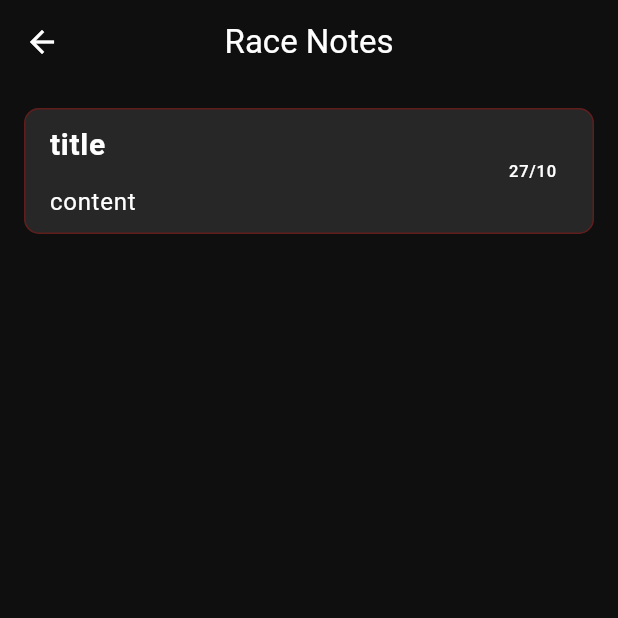
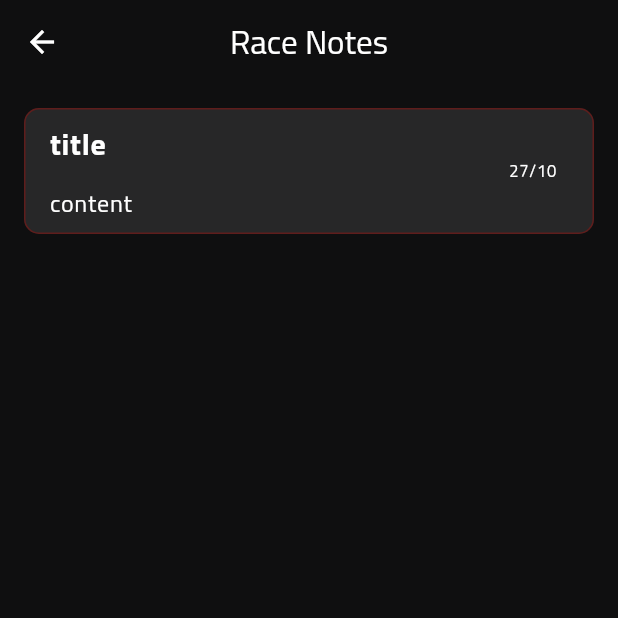
Before and after one commit to Mary-Eqdaih/Formula-1-Flutter, a Flutter app: the Notes screen opened by its route, on a phone screen of 412 x 824 dp, the top half of it. Run offline on Flutter 3.47's test engine with Material 3 defaults, Android fonts, the phone set to English and light mode, and no system bars; our stand-ins replace flutter_svg, shared_preferences; accounts and stored records are empty.

```diff
--- a/lib/f1/presentation/screens/notes/notes.dart
+++ b/lib/f1/presentation/screens/notes/notes.dart
@@ -29,7 +29,7 @@ class _NotesState extends State<Notes> {
       backgroundColor: darkBg,
       appBar: AppBar(
         backgroundColor: darkBg,
-        title: const Text('Race Notes', style: TextStyle(color: Colors.white)),
+        title: const Text('Race Notes', style: TextStyle(color: Colors.white,fontFamily: "TitilliumWeb")),
         centerTitle: true,
         iconTheme: const IconThemeData(color: Colors.white),
       ),
--- a/lib/f1/presentation/screens/teams/teams_details.dart
+++ b/lib/f1/presentation/screens/teams/teams_details.dart
@@ -4,6 +4,8 @@ class TeamDetails extends StatelessWidget {
 
   @override
   Widget build(BuildContext context) {
-    return const Placeholder();
+    return Scaffold(
+      appBar: AppBar(title: Text("Team Details"),),
+    );
   }
 }
--- a/lib/f1/presentation/widgets/notes_widget.dart
+++ b/lib/f1/presentation/widgets/notes_widget.dart
@@ -56,16 +56,17 @@ class NotesWidget extends StatelessWidget {
                   color: Colors.white,
                   fontWeight: FontWeight.bold,
                   fontSize: 20,
+                  fontFamily: "TitilliumWeb"
                 ),
               ),
               SizedBox(height: 12),
               Text(
                 model.content,
-                style: const TextStyle(color: Colors.white, fontSize: 16),
+                style: const TextStyle(color: Colors.white, fontSize: 16,fontFamily: "TitilliumWeb"),
               ),
             ],
           ),
-          trailing: Text(model.date, style: TextStyle(color: Colors.white)),
+          trailing: Text(model.date, style: TextStyle(color: Colors.white,fontFamily: "TitilliumWeb")),
           onTap: () {
             showModalBottomSheet(
               context: context,
```
Also changed, not shown: 26 other files.
